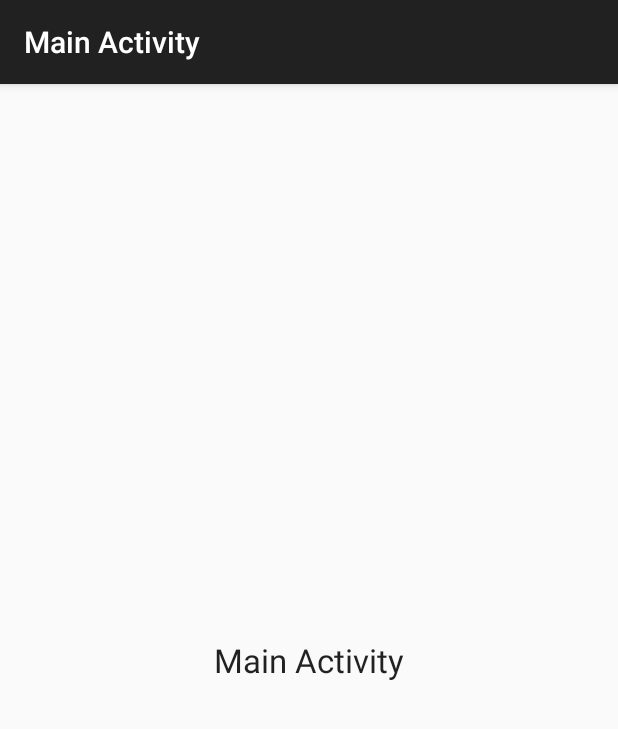
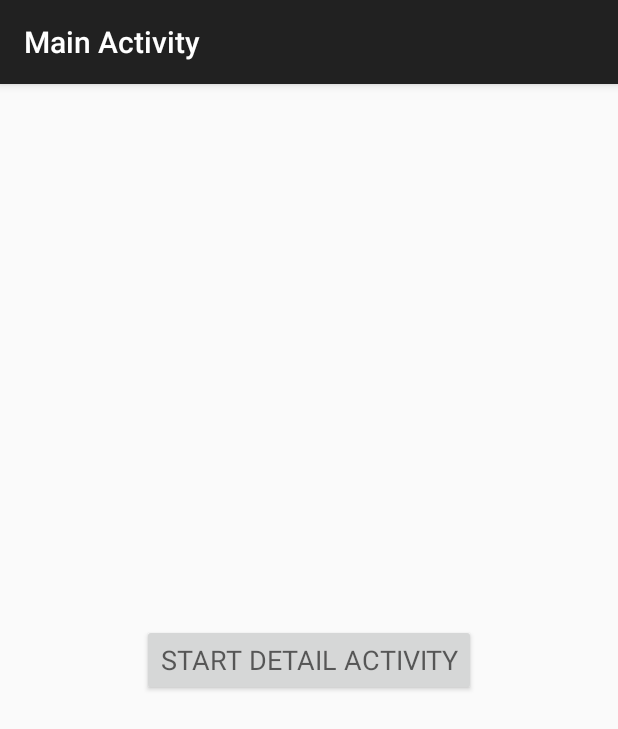
Before and after one commit to jiahaoliuliu/deepLinkingWithAndroid, an Android app: the screen it shows after launch (MainActivity), on a phone screen of 412 x 824 dp. Shown: the top 729 px of the screen. Run offline under Robolectric (Android 15) with nearby library versions, the phone set to English and light mode, and no system bars.

Commit message:
Added a button in Main activity to start detail activity

```diff
--- a/app/src/main/java/com/jiahaoliuliu/deeplinkingwithandroid/MainActivity.java
+++ b/app/src/main/java/com/jiahaoliuliu/deeplinkingwithandroid/MainActivity.java
@@ -1,5 +1,6 @@
 package com.jiahaoliuliu.deeplinkingwithandroid;
 
+import android.content.pm.ActivityInfo;
 import android.support.v7.app.ActionBarActivity;
 import android.os.Bundle;
 import android.view.Menu;
@@ -11,6 +12,9 @@ public class MainActivity extends ActionBarActivity {
     @Override
     protected void onCreate(Bundle savedInstanceState) {
         super.onCreate(savedInstanceState);
+
+        // Lock the screen orientation for simplification
+        this.setRequestedOrientation(ActivityInfo.SCREEN_ORIENTATION_PORTRAIT);
         setContentView(R.layout.activity_main);
     }
 }
--- a/app/src/main/res/layout/activity_main.xml
+++ b/app/src/main/res/layout/activity_main.xml
@@ -8,11 +8,12 @@
     android:gravity="center"
     >
 
-    <TextView
-        android:text="@string/main_activity_name"
+    <Button
+        android:id="@+id/start_detail_activity_btn"
+        android:text="@string/start_detail_activity_btn"
         android:layout_width="wrap_content"
         android:layout_height="wrap_content"
-        style="?android:attr/textAppearanceLarge"
+        style="?android:attr/textAppearanceMedium"
         />
 
 </LinearLayout>
--- a/app/src/main/res/values/strings.xml
+++ b/app/src/main/res/values/strings.xml
@@ -1,7 +1,8 @@
 <resources>
     <string name="app_name">Deep Linking With Android</string>
 
+    <!-- Main activity -->
     <string name="main_activity_name">Main Activity</string>
-
+    <string name="start_detail_activity_btn">Start detail activity</string>
 
 </resources>
```
